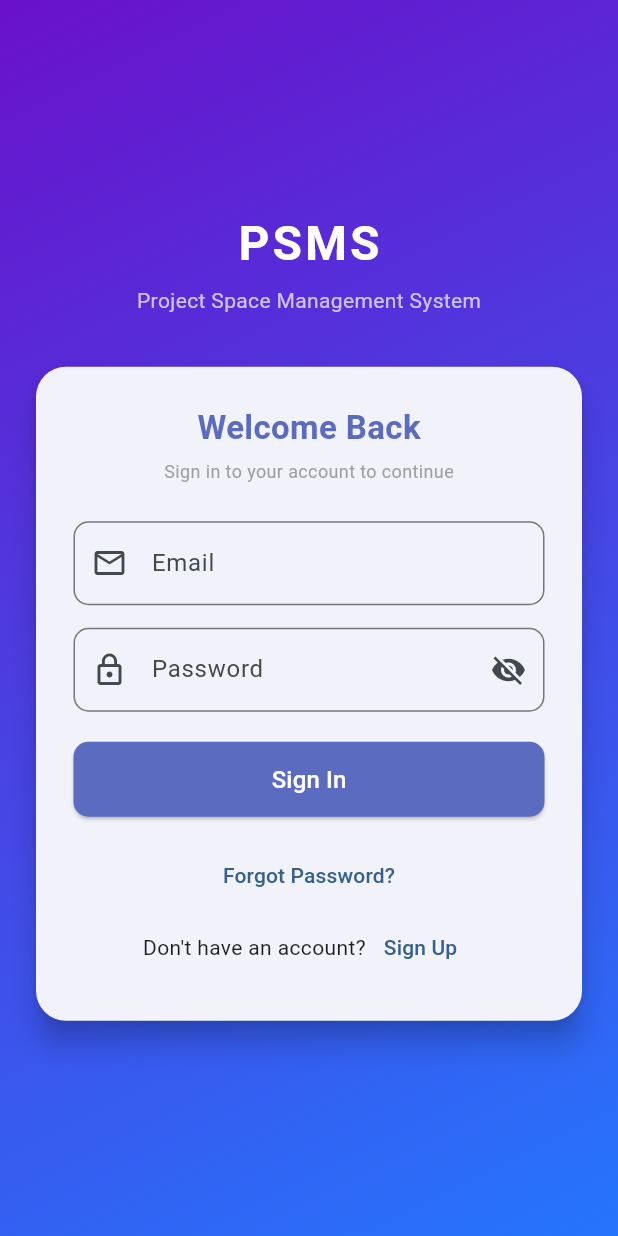
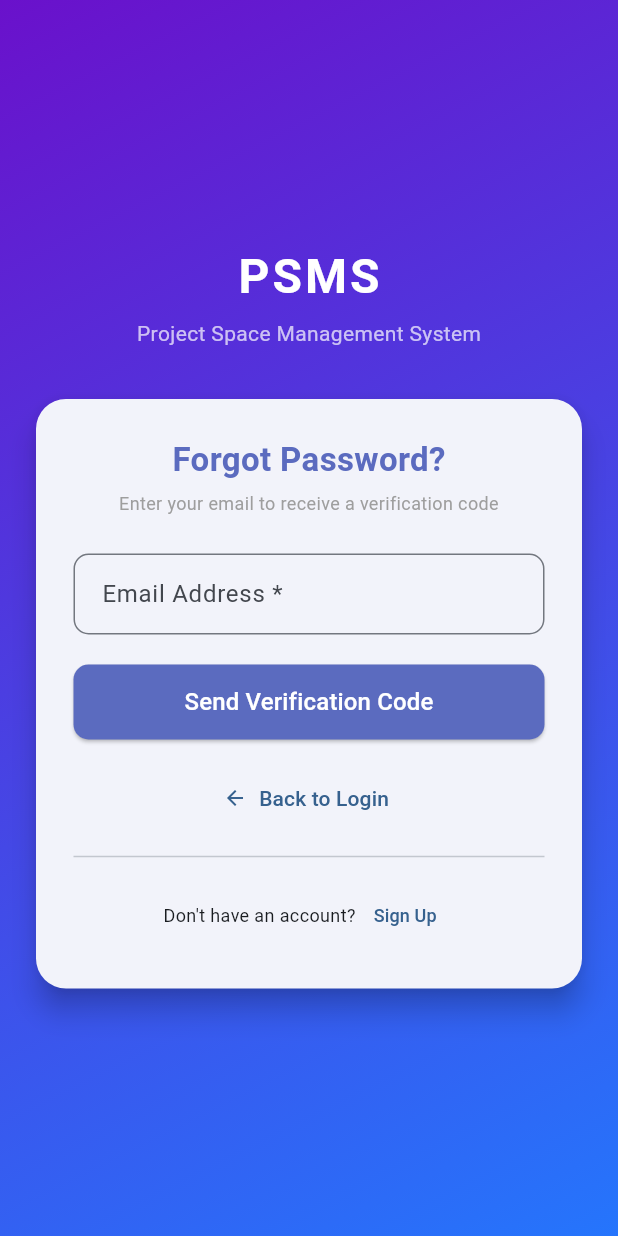
Before and after one commit to software-project-5-6/mobile, a Flutter app: the screen it shows after launch, after a tap on "Forgot Password?", on a phone screen of 412 x 824 dp. Run offline on Flutter 3.47's test engine with Material 3 defaults, Android fonts, the phone set to English and light mode, and no system bars.

Commit message:
Added Forgot Password UI

```diff
--- /dev/null
+++ b/lib/screens/forgot_password_screen.dart
@@ -0,0 +1,153 @@
+import 'package:flutter/material.dart';
+
+class ForgotPasswordScreen extends StatefulWidget {
+  const ForgotPasswordScreen({super.key});
+
+  @override
+  State<ForgotPasswordScreen> createState() => _ForgotPasswordScreenState();
+}
+
+class _ForgotPasswordScreenState extends State<ForgotPasswordScreen> {
+  final _emailController = TextEditingController();
+
+  @override
+  Widget build(BuildContext context) {
+    return Scaffold(
+      body: Container(
+        width: double.infinity,
+        height: double.infinity,
+        // 1. PURPLE GRADIENT BACKGROUND
+        decoration: const BoxDecoration(
+          gradient: LinearGradient(
+            begin: Alignment.topLeft,
+            end: Alignment.bottomRight,
+            colors: [Color(0xFF6A11CB), Color(0xFF2575FC)],
+          ),
+        ),
+        child: Center(
+          child: SingleChildScrollView(
+            child: Padding(
+              padding: const EdgeInsets.all(20.0),
+              child: Column(
+                mainAxisAlignment: MainAxisAlignment.center,
+                children: [
+                  // HEADER TEXT
+                  const Text(
+                    "PSMS",
+                    style: TextStyle(
+                      color: Colors.white,
+                      fontSize: 32,
+                      fontWeight: FontWeight.bold,
+                      letterSpacing: 2,
+                    ),
+                  ),
+                  const SizedBox(height: 5),
+                  const Text(
+                    "Project Space Management System",
+                    style: TextStyle(color: Colors.white70, fontSize: 14),
+                  ),
+                  const SizedBox(height: 30),
+
+                  // 2. FORGOT PASSWORD CARD
+                  Card(
+                    elevation: 8,
+                    shape: RoundedRectangleBorder(
+                      borderRadius: BorderRadius.circular(20),
+                    ),
+                    child: Padding(
+                      padding: const EdgeInsets.all(25.0),
+                      child: Column(
+                        mainAxisSize: MainAxisSize.min,
+                        children: [
+                          const Text(
+                            "Forgot Password?",
+                            style: TextStyle(
+                              fontSize: 22,
+                              fontWeight: FontWeight.bold,
+                              color: Color(0xFF5B6BBF),
+                            ),
+                          ),
+                          const SizedBox(height: 5),
+                          const Text(
+                            "Enter your email to receive a verification code",
+                            textAlign: TextAlign.center,
+                            style: TextStyle(color: Colors.grey, fontSize: 12),
+                          ),
+                          const SizedBox(height: 25),
+
+                          // EMAIL INPUT
+                          TextField(
+                            controller: _emailController,
+                            decoration: InputDecoration(
+                              labelText: "Email Address *",
+                              border: OutlineInputBorder(
+                                borderRadius: BorderRadius.circular(10),
+                              ),
+                              contentPadding: const EdgeInsets.symmetric(horizontal: 15, vertical: 15),
+                            ),
+                          ),
+                          const SizedBox(height: 20),
+
+                          // SEND CODE BUTTON
+                          SizedBox(
+                            width: double.infinity,
+                            height: 50,
+                            child: ElevatedButton(
+                              style: ElevatedButton.styleFrom(
+                                backgroundColor: const Color(0xFF5B6BBF),
+                                foregroundColor: Colors.white,
+                                shape: RoundedRectangleBorder(
+                                  borderRadius: BorderRadius.circular(10),
+                                ),
+                              ),
+                              onPressed: () {
+                                // Logic to send email goes here
+                                ScaffoldMessenger.of(context).showSnackBar(
+                                  const SnackBar(content: Text("Verification code sent!")),
+                                );
+                              },
+                              child: const Text("Send Verification Code", style: TextStyle(fontSize: 16)),
+                            ),
+                          ),
+                          const SizedBox(height: 15),
+
+                          // BACK TO LOGIN LINK
+                          TextButton.icon(
+                            onPressed: () {
+                              Navigator.pop(context); // Goes back to Login
+                            },
+                            icon: const Icon(Icons.arrow_back, size: 16),
+                            label: const Text("Back to Login"),
+                          ),
+
+                          const Divider(height: 30),
+
+                          // SIGN UP LINK
+                          Row(
+                            mainAxisAlignment: MainAxisAlignment.center,
+                            children: [
+                              const Text("Don't have an account?", style: TextStyle(fontSize: 12)),
+                              TextButton(
+                                onPressed: () {
+                                  // We can't navigate directly to Signup from here easily
+                                  // relying on Login's navigation or using named routes is better
+                                  // For now, let's just go back to login so they can click signup there
+                                  Navigator.pop(context);
+                                },
+                                child: const Text("Sign Up", style: TextStyle(fontSize: 12)),
+                              ),
+                            ],
+                          ),
+                        ],
+                      ),
+                    ),
+                  ),
+                ],
+              ),
+            ),
+          ),
+        ),
+      ),
+    );
+  }
+}
--- a/lib/screens/login_screen.dart
+++ b/lib/screens/login_screen.dart
@@ -1,6 +1,7 @@
 import 'package:flutter/material.dart';
 import 'admin_dashboard.dart';
 import 'signup_screen.dart';
+import 'forgot_password_screen.dart';
 
 class LoginScreen extends StatefulWidget {
   const LoginScreen({super.key});
@@ -156,9 +157,16 @@ class _LoginScreenState extends State<LoginScreen> {
 
                           // FOOTER LINKS
                           TextButton(
-                            onPressed: () {},
+                            onPressed: () {
+                              // Navigate to Forgot Password Screen
+                              Navigator.push(
+                                context,
+                                MaterialPageRoute(builder: (context) => const ForgotPasswordScreen()),
+                              );
+                            },
                             child: const Text("Forgot Password?"),
                           ),
+
                           Row(
                             mainAxisAlignment: MainAxisAlignment.center,
                             children: [
```
